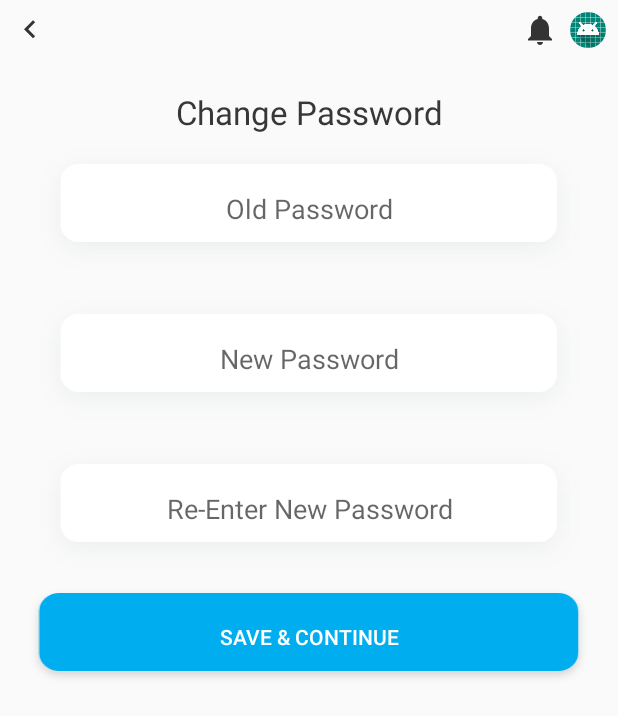
After one commit to mdg-iitr/cognizance19, an Android app: the fragment ChangePasswordFragment shown on its own in the app's theme, on a phone screen of 412 x 824 dp. The commit adds this screen. Shown: the top 716 px of the screen. Run offline under Robolectric (Android 15) with nearby library versions, the phone set to English and light mode, and no system bars; our stand-ins replace CircleImageView.

Commit message:
Add Change Password Fragment

```diff
--- a/app/build.gradle
+++ b/app/build.gradle
@@ -27,4 +27,7 @@ dependencies {
     androidTestImplementation 'com.android.support.test:runner:1.0.2'
     androidTestImplementation 'com.android.support.test.espresso:espresso-core:3.0.2'
     implementation 'android.arch.navigation:navigation-fragment:1.0.0-alpha09'
+
+    //CircularImageView
+    implementation 'de.hdodenhof:circleimageview:3.0.0'
 }
--- /dev/null
+++ b/app/src/main/java/com/mdgiitr/karthik/cognizance19/view/ChangePasswordFragment.java
@@ -0,0 +1,30 @@
+package com.mdgiitr.karthik.cognizance19.view;
+
+
+import android.os.Bundle;
+import android.support.v4.app.Fragment;
+import android.view.LayoutInflater;
+import android.view.View;
+import android.view.ViewGroup;
+
+import com.mdgiitr.karthik.cognizance19.R;
+
+public class ChangePasswordFragment extends Fragment {
+
+    public ChangePasswordFragment() {
+        // Required empty public constructor
+    }
+
+    @Override
+    public void onCreate(Bundle savedInstanceState) {
+        super.onCreate(savedInstanceState);
+    }
+
+    @Override
+    public View onCreateView(LayoutInflater inflater, ViewGroup container,
+                             Bundle savedInstanceState) {
+        // Inflate the layout for this fragment
+        return inflater.inflate(R.layout.fragment_change_password, container, false);
+    }
+
+}
--- /dev/null
+++ b/app/src/main/res/drawable/ic_keyboard_arrow_left_gray_24dp.xml
@@ -0,0 +1,5 @@
+<vector android:height="24dp" android:tint="#343434"
+    android:viewportHeight="24.0" android:viewportWidth="24.0"
+    android:width="24dp" xmlns:android="http://schemas.android.com/apk/res/android">
+    <path android:fillColor="#FF000000" android:pathData="M15.41,16.09l-4.58,-4.59 4.58,-4.59L14,5.5l-6,6 6,6z"/>
+</vector>
--- /dev/null
+++ b/app/src/main/res/drawable/ic_notifications_gray_24dp.xml
@@ -0,0 +1,5 @@
+<vector android:height="24dp" android:tint="#343434"
+    android:viewportHeight="24.0" android:viewportWidth="24.0"
+    android:width="24dp" xmlns:android="http://schemas.android.com/apk/res/android">
+    <path android:fillColor="#FF000000" android:pathData="M12,22c1.1,0 2,-0.9 2,-2h-4c0,1.1 0.89,2 2,2zM18,16v-5c0,-3.07 -1.64,-5.64 -4.5,-6.32L13.5,4c0,-0.83 -0.67,-1.5 -1.5,-1.5s-1.5,0.67 -1.5,1.5v0.68C7.63,5.36 6,7.92 6,11v5l-2,2v1h16v-1l-2,-2z"/>
+</vector>
--- /dev/null
+++ b/app/src/main/res/drawable/ic_notifications_none_black_24dp.xml
@@ -0,0 +1,5 @@
+<vector android:height="24dp" android:tint="#343434"
+    android:viewportHeight="24.0" android:viewportWidth="24.0"
+    android:width="24dp" xmlns:android="http://schemas.android.com/apk/res/android">
+    <path android:fillColor="#FF000000" android:pathData="M12,22c1.1,0 2,-0.9 2,-2h-4c0,1.1 0.9,2 2,2zM18,16v-5c0,-3.07 -1.63,-5.64 -4.5,-6.32L13.5,4c0,-0.83 -0.67,-1.5 -1.5,-1.5s-1.5,0.67 -1.5,1.5v0.68C7.64,5.36 6,7.92 6,11v5l-2,2v1h16v-1l-2,-2zM16,17L8,17v-6c0,-2.48 1.51,-4.5 4,-4.5s4,2.02 4,4.5v6z"/>
+</vector>
--- /dev/null
+++ b/app/src/main/res/layout/fragment_change_password.xml
@@ -0,0 +1,88 @@
+<?xml version="1.0" encoding="utf-8"?>
+<LinearLayout xmlns:android="http://schemas.android.com/apk/res/android"
+    xmlns:tools="http://schemas.android.com/tools"
+    android:layout_width="match_parent"
+    android:layout_height="match_parent"
+    android:orientation="vertical"
+    tools:context=".view.ChangePasswordFragment">
+
+    <RelativeLayout
+        android:layout_width="match_parent"
+        android:layout_height="wrap_content"
+        android:orientation="horizontal">
+
+        <ImageView
+            android:id="@+id/back_arrow"
+            android:layout_width="wrap_content"
+            android:layout_height="wrap_content"
+            android:layout_margin="8dp"
+            android:src="@drawable/ic_keyboard_arrow_left_gray_24dp" />
+
+        <ImageView
+            android:id="@+id/notification_icon"
+            android:layout_width="wrap_content"
+            android:layout_height="wrap_content"
+            android:layout_marginTop="8dp"
+            android:layout_toStartOf="@+id/small_profile_image"
+            android:src="@drawable/ic_notifications_gray_24dp" />
+
+        <de.hdodenhof.circleimageview.CircleImageView
+            android:id="@+id/small_profile_image"
+            android:layout_width="24dp"
+            android:layout_height="24dp"
+            android:layout_alignParentEnd="true"
+            android:layout_margin="8dp"
+            android:src="@mipmap/ic_launcher" />
+    </RelativeLayout>
+
+    <TextView
+        android:layout_width="match_parent"
+        android:layout_height="wrap_content"
+        android:layout_marginTop="20dp"
+        android:baselineAligned="false"
+        android:text="@string/change_password"
+        android:textAlignment="center"
+        android:textAppearance="@style/Base.TextAppearance.AppCompat.Large"
+        android:textColor="@color/grayHeadings" />
+
+    <EditText
+        android:layout_width="match_parent"
+        android:layout_height="wrap_content"
+        android:layout_marginStart="16dp"
+        android:layout_marginEnd="16dp"
+        android:background="@drawable/edit_text_bg"
+        android:baselineAligned="false"
+        android:gravity="center_horizontal|center_vertical"
+        android:hint="@string/old_password" />
+
+    <EditText
+        android:layout_width="match_parent"
+        android:layout_height="wrap_content"
+        android:layout_marginStart="16dp"
+        android:layout_marginEnd="16dp"
+        android:background="@drawable/edit_text_bg"
+        android:baselineAligned="false"
+        android:gravity="center_horizontal|center_vertical"
+        android:hint="@string/new_password" />
+
+    <EditText
+        android:layout_width="match_parent"
+        android:layout_height="wrap_content"
+        android:layout_marginStart="16dp"
+        android:layout_marginEnd="16dp"
+        android:background="@drawable/edit_text_bg"
+        android:baselineAligned="false"
+        android:gravity="center_horizontal|center_vertical"
+        android:hint="@string/reenter_new_pw" />
+
+    <Button
+        android:layout_width="match_parent"
+        android:layout_height="wrap_content"
+        android:layout_marginStart="16dp"
+        android:layout_marginEnd="16dp"
+        android:background="@drawable/blue_button_bg"
+        android:baselineAligned="false"
+        android:text="@string/save_continue"
+        android:textColor="@android:color/white" />
+
+</LinearLayout>
--- a/app/src/main/res/values/colors.xml
+++ b/app/src/main/res/values/colors.xml
@@ -4,4 +4,5 @@
     <color name="colorPrimaryDark">#00574B</color>
     <color name="colorAccent">#D81B60</color>
     <color name="grayText">#707070</color>
+    <color name="grayHeadings">#373737</color>
 </resources>
--- a/app/src/main/res/values/strings.xml
+++ b/app/src/main/res/values/strings.xml
@@ -7,4 +7,9 @@
     <string name="login">LOG IN</string>
     <string name="register">REGISTER</string>
     <string name="or">OR</string>
+    <string name="change_password">Change Password</string>
+    <string name="old_password">Old Password</string>
+    <string name="new_password">New Password</string>
+    <string name="reenter_new_pw">Re-Enter New Password</string>
+    <string name="save_continue">SAVE &amp; CONTINUE</string>
 </resources>
```
Also changed, not shown: app/src/main/res/drawable-hdpi/blue_button_bg.png (added), app/src/main/res/drawable-hdpi/edit_text_bg.png (added), app/src/main/res/drawable-ldpi/blue_button_bg.png (added), app/src/main/res/drawable-ldpi/edit_text_bg.png (added), app/src/main/res/drawable-mdpi/blue_button_bg.png (added), app/src/main/res/drawable-mdpi/edit_text_bg.png (added), app/src/main/res/drawable-xhdpi/blue_button_bg.png (added), app/src/main/res/drawable-xhdpi/edit_text_bg.png (added), app/src/main/res/drawable-xxhdpi/blue_button_bg.png (added), app/src/main/res/drawable-xxhdpi/edit_text_bg.png (added), app/src/main/res/drawable-xxxhdpi/blue_button_bg.png (added), app/src/main/res/drawable-xxxhdpi/edit_text_bg.png (added).
